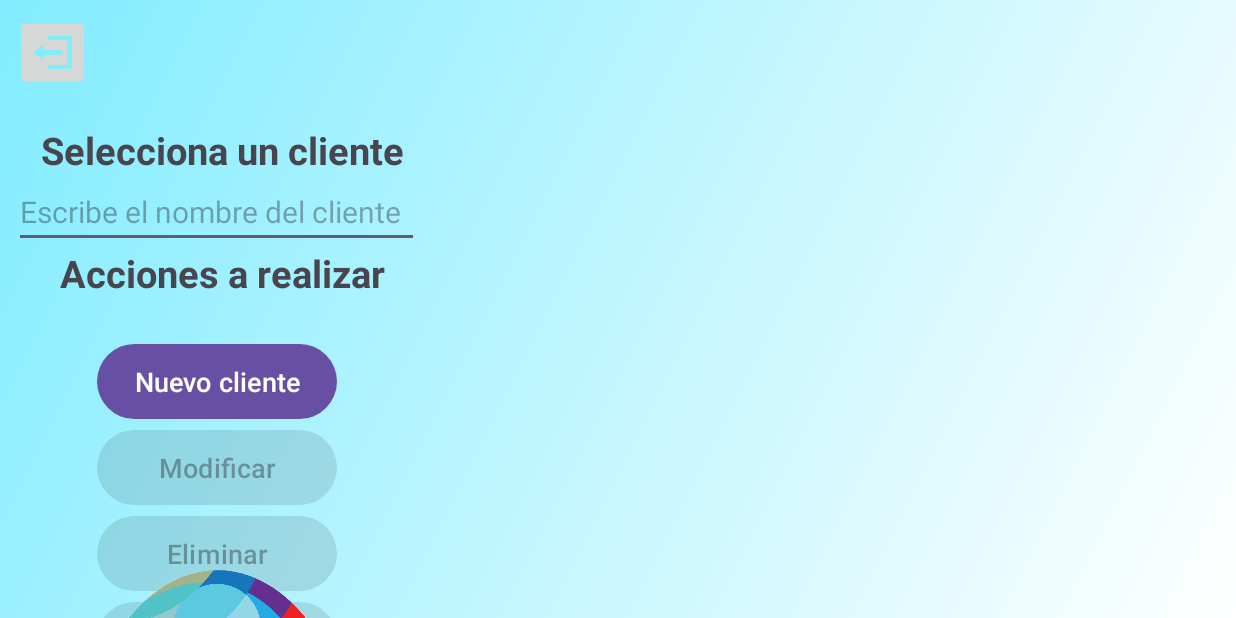
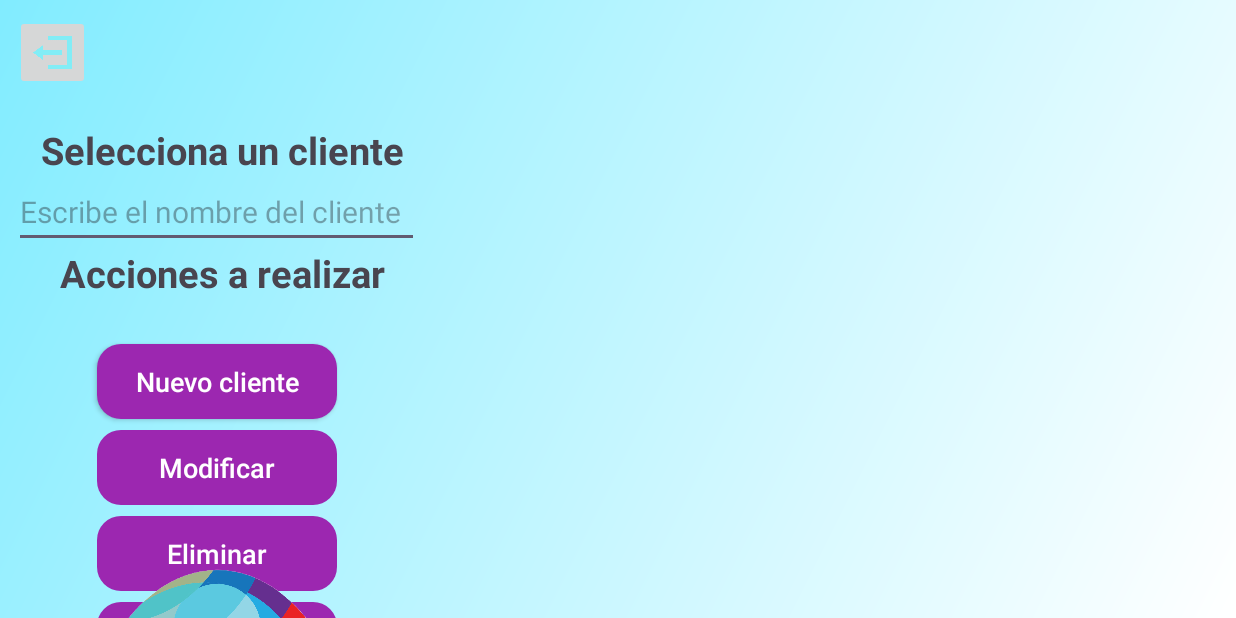
Before and after one commit to edulumulu/Proyecto_M13, an Android app: the Ficha_cliente screen opened directly, with no data from a screen before it, on a phone screen of 824 x 412 dp (held sideways). Run offline under Robolectric (Android 15) with nearby library versions, the phone set to English and light mode, and no system bars.

Commit message:
Botones layout actualizados

```diff
--- a/app/src/main/java/Actividades/Actividad_Test_TVPS.java
+++ b/app/src/main/java/Actividades/Actividad_Test_TVPS.java
@@ -34,7 +34,7 @@ import java.util.ArrayList;
 
 public class Actividad_Test_TVPS extends AppCompatActivity {
 
-    public static final String BASE_URL = "http://192.168.1.145/";
+    public static final String BASE_URL = "http://192.168.56.1/";
     private int id_empleado;
     private int id_cliente;
     private int edad_cliente;
--- a/app/src/main/java/BBDD/GestionBBDD.java
+++ b/app/src/main/java/BBDD/GestionBBDD.java
@@ -28,7 +28,7 @@ import Clases.Estudio;
 import Clases.Test_realizado;
 
 public class GestionBBDD {
-    public static final String BASE_URL = "http://192.168.1.145/";
+    public static final String BASE_URL = "http://192.168.56.1/";
 
     /**
      * Valida las credenciales del usuario mediante una petición al servidor.
--- a/app/src/main/res/drawable/bg_boton_redondeado.xml
+++ b/app/src/main/res/drawable/bg_boton_redondeado.xml
@@ -1,7 +1,14 @@
 <selector xmlns:android="http://schemas.android.com/apk/res/android">
-     <item>
+    <item android:state_pressed="true">
         <shape android:shape="rectangle">
-        <corners android:radius="30dp" />
+            <solid android:color="#673AB7" />
+            <corners android:radius="16dp" />
+        </shape>
+    </item>
+    <item>
+        <shape android:shape="rectangle">
+            <solid android:color="#9C27B0" />
+            <corners android:radius="16dp" />
         </shape>
     </item>
 </selector>
--- a/app/src/main/res/layout-land/activity_ficha_cliente.xml
+++ b/app/src/main/res/layout-land/activity_ficha_cliente.xml
@@ -503,7 +503,9 @@
         app:layout_constraintStart_toStartOf="parent"
         app:layout_constraintTop_toBottomOf="@id/textview_10" />
 
-    <Button
+    <androidx.appcompat.widget.AppCompatButton
+        android:textAllCaps="false"
+        android:textColor="#FFFFFF"
         android:id="@+id/bt_insert"
         android:layout_width="160dp"
         android:layout_height="50dp"
@@ -516,7 +518,9 @@
         app:layout_constraintStart_toStartOf="parent"
         app:layout_constraintTop_toBottomOf="@id/textview_11" />
 
-    <Button
+    <androidx.appcompat.widget.AppCompatButton
+        android:textAllCaps="false"
+        android:textColor="#FFFFFF"
         android:id="@+id/bt_update"
         android:layout_width="160dp"
         android:layout_height="50dp"
@@ -529,7 +533,9 @@
         app:layout_constraintStart_toStartOf="parent"
         app:layout_constraintTop_toBottomOf="@id/bt_insert" />
 
-    <Button
+    <androidx.appcompat.widget.AppCompatButton
+        android:textAllCaps="false"
+        android:textColor="#FFFFFF"
         android:id="@+id/bt_delete"
         android:layout_width="160dp"
         android:layout_height="50dp"
@@ -542,7 +548,9 @@
         app:layout_constraintStart_toStartOf="parent"
         app:layout_constraintTop_toBottomOf="@id/bt_update" />
 
-    <Button
+    <androidx.appcompat.widget.AppCompatButton
+        android:textAllCaps="false"
+        android:textColor="#FFFFFF"
         android:id="@+id/bt_test"
         android:layout_width="160dp"
         android:layout_height="50dp"
@@ -555,7 +563,9 @@
         app:layout_constraintStart_toStartOf="parent"
         app:layout_constraintTop_toBottomOf="@id/bt_delete" />
 
-    <Button
+    <androidx.appcompat.widget.AppCompatButton
+        android:textAllCaps="false"
+        android:textColor="#FFFFFF"
         android:id="@+id/bt_aceptar"
         android:layout_width="160dp"
         android:layout_height="50dp"
@@ -569,7 +579,9 @@
         app:layout_constraintEnd_toEndOf="parent"
         app:layout_constraintTop_toBottomOf="@id/guideline_horizontal_08" />
 
-    <Button
+    <androidx.appcompat.widget.AppCompatButton
+        android:textAllCaps="false"
+        android:textColor="#FFFFFF"
         android:id="@+id/bt_aceptar_insert"
         android:layout_width="160dp"
         android:layout_height="50dp"
@@ -584,7 +596,9 @@
         app:layout_constraintTop_toBottomOf="@id/guideline_horizontal_06" />
 
 
-    <Button
+    <androidx.appcompat.widget.AppCompatButton
+        android:textAllCaps="false"
+        android:textColor="#FFFFFF"
         android:id="@+id/bt_salir"
         android:layout_width="160dp"
         android:layout_height="50dp"
@@ -598,7 +612,9 @@
         app:layout_constraintEnd_toStartOf="@id/bt_aceptar"
         app:layout_constraintTop_toTopOf="@id/bt_aceptar" />
 
-    <Button
+    <androidx.appcompat.widget.AppCompatButton
+        android:textAllCaps="false"
+        android:textColor="#FFFFFF"
         android:id="@+id/bt_salir_insertar"
         android:layout_width="160dp"
         android:layout_height="50dp"
--- a/app/src/main/res/layout-land/activity_main.xml
+++ b/app/src/main/res/layout-land/activity_main.xml
@@ -57,15 +57,15 @@
         app:layout_constraintTop_toTopOf="parent"
         app:layout_constraintVertical_bias="0.682" />
 
-    <Button
+    <androidx.appcompat.widget.AppCompatButton
+        android:textAllCaps="false"
+        android:textColor="#FFFFFF"
         android:id="@+id/btIniciar"
         android:layout_width="wrap_content"
         android:layout_height="wrap_content"
         android:background="@drawable/bg_boton_redondeado"
-
-        app:backgroundTint="#673AB7"
+        android:padding="10dp"
         android:text="Iniciar Sesión"
-        android:textColor="#FFFFFF"
         app:layout_constraintBottom_toBottomOf="parent"
         app:layout_constraintEnd_toEndOf="parent"
         app:layout_constraintHorizontal_bias="0.499"
```
